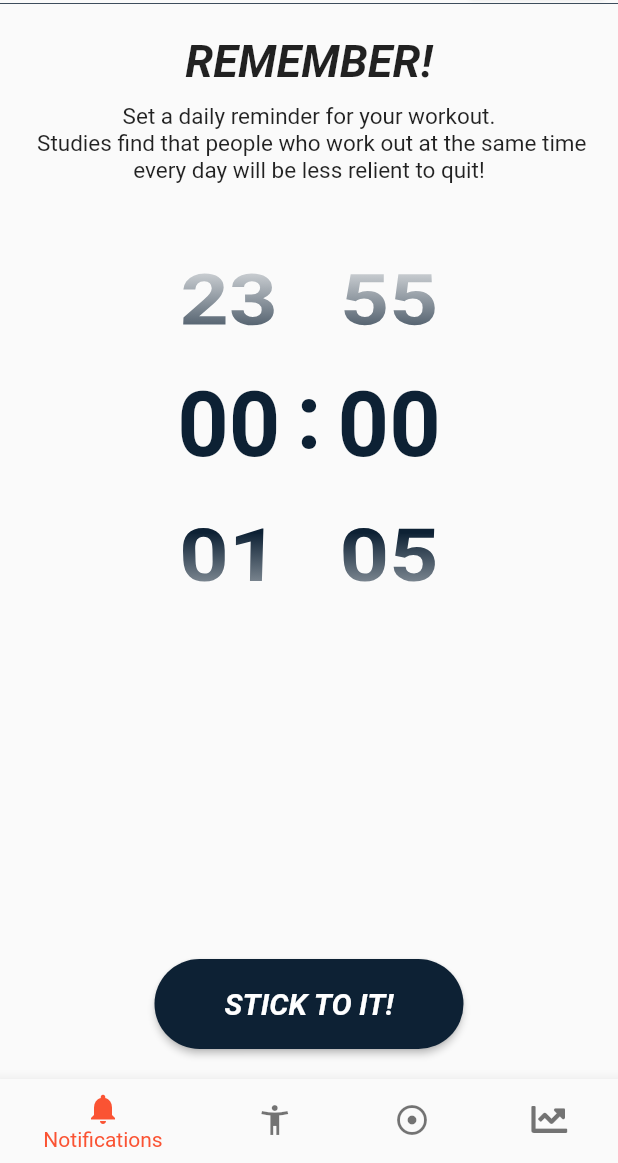
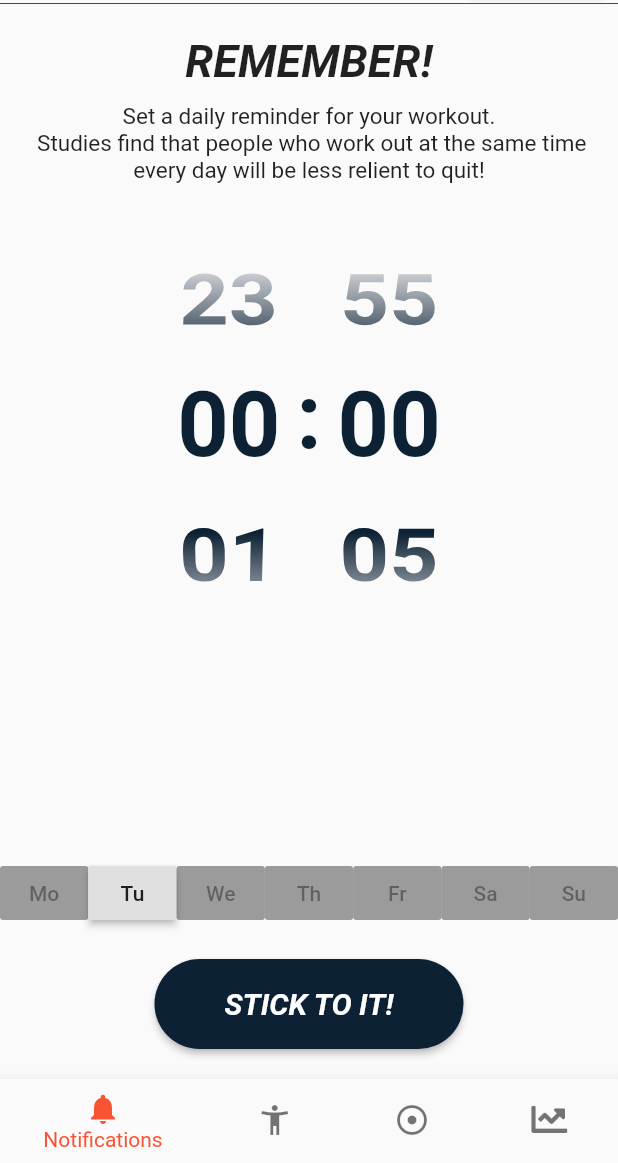
Before and after one commit to joakiti/PushupsApp, a Flutter app: the MainPage screen opened by its route, on a phone screen of 412 x 824 dp, the part 73-1236 px from its top. Run offline on Flutter 3.47's test engine with Material 2 defaults, Android fonts, the phone set to English and light mode, and no system bars; our stand-ins replace bloc, dotted_border, equatable, firebase_auth, flare_flutter, flutter_bloc and 7 more; accounts and stored records are empty.

```diff
--- a/lib/pages/main/mainPage/notificationPage.dart
+++ b/lib/pages/main/mainPage/notificationPage.dart
@@ -7,15 +7,44 @@ import 'package:project_nash_equilibrium/models/notifications/bloc.dart';
 import 'package:project_nash_equilibrium/models/notifications/notification.dart';
 
 class NotificationPage extends StatefulWidget with MainPageInterface {
+
+  _NotificationPageState state;
+
+  /**
+   * Ugly, but will have to make do..
+   */
   @override
-  _NotificationPageState createState() => _NotificationPageState();
-
-  final FlutterTts flutterTts = new FlutterTts();
+  _NotificationPageState createState() {
+    this.state = new _NotificationPageState();
+    return state;
+  }
 
   @override
   buildButton(BuildContext context) {
-    return PageHelper.navBarButton(Theme.of(context).secondaryHeaderColor,
-        "STICK TO IT!", () => print("Save"), context);
+    return Column(
+      mainAxisAlignment: MainAxisAlignment.end,
+      children: [
+        Container(
+          child: Row(
+            mainAxisAlignment: MainAxisAlignment.center,
+            children: [
+
+              Flexible(child: RaisedButton(onPressed: null, child: Text("Mo")),),
+              Flexible(child: RaisedButton(
+                  onPressed: () => state.selectedDay(1), child: Text("Tu"))),
+              Flexible(child: RaisedButton(onPressed: null, child: Text("We"))),
+              Flexible(child: RaisedButton(onPressed: null, child: Text("Th"))),
+              Flexible(child: RaisedButton(onPressed: null, child: Text("Fr"))),
+              Flexible(child: RaisedButton(onPressed: null, child: Text("Sa"))),
+              Flexible(child: RaisedButton(onPressed: null, child: Text("Su"))),
+
+            ],
+          ),
+        ),
+        PageHelper.navBarButton(Theme.of(context).secondaryHeaderColor,
+            "STICK TO IT!", () => print("Save"), context),
+      ],
+    );
   }
 }
 
@@ -56,6 +85,10 @@ class _NotificationPageState extends State<NotificationPage>
   @override
   void initState() {
     super.initState();
+  }
+
+  void selectedDay(int day) {
+    print(day);
   }
 
   //TODO: Consider if state management is correct
@@ -258,4 +291,5 @@ class _NotificationPageState extends State<NotificationPage>
   @override
   // TODO: implement wantKeepAlive
   bool get wantKeepAlive => true;
+
 }
--- a/lib/pages/sign_in/buttons/lost_password_button.dart
+++ b/lib/pages/sign_in/buttons/lost_password_button.dart
@@ -6,6 +6,8 @@ import '../register_screen.dart';
 
 class LostPasswordButton extends StatelessWidget {
   final UserRepository _userRepository;
+
+  final textController = TextEditingController();
 
   LostPasswordButton({@required UserRepository userRepo})
       : _userRepository = userRepo;
@@ -25,8 +27,13 @@ class LostPasswordButton extends StatelessWidget {
                   return SimpleDialog(
                     title: Text("Password reset"),
                     children: <Widget>[
-                      Text("Type in your e-mail, and we'll send you a reset link")
-
+                      Text("Type in your e-mail, and we'll send you a reset link"),
+                      TextField(controller: textController),
+                      FlatButton(onPressed: () {
+                            _userRepository.resetUserPassword(textController.text);
+                            Navigator.of(context).pop();
+                            },
+                          child: Text("Submit"))
                     ],
                   );
                 });
```
